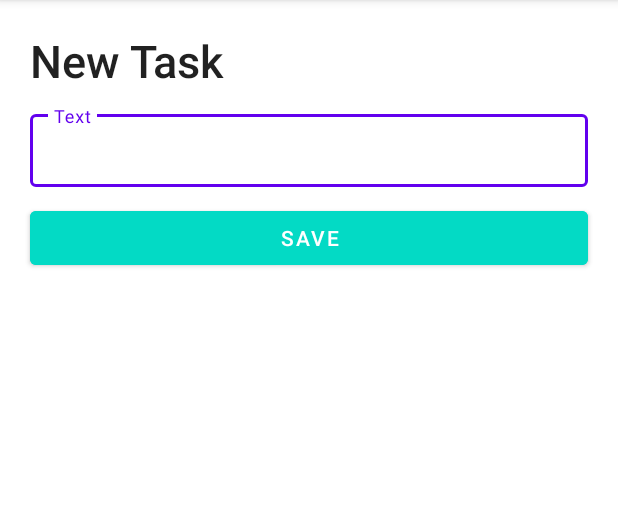
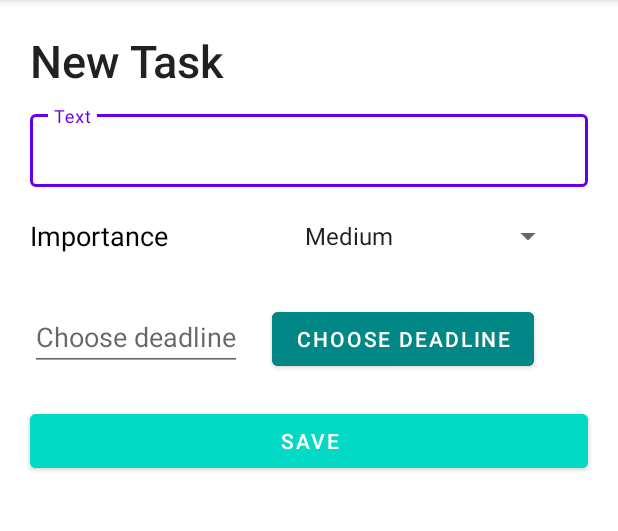
Before and after one commit to Nuriua/ToDoList, an Android app: the fragment NewTaskSheet shown on its own in the app's theme, on a phone screen of 412 x 824 dp, the part 84-615 px from its top. Run offline under Robolectric (Android 15) with nearby library versions, the phone set to English and light mode, and no system bars.

Commit message:
deadline added

```diff
--- a/app/build.gradle
+++ b/app/build.gradle
@@ -17,6 +17,9 @@ android {
         testInstrumentationRunner "androidx.test.runner.AndroidJUnitRunner"
     }
 
+    buildFeatures{
+        viewBinding true
+    }
     buildTypes {
         release {
             minifyEnabled false
--- a/app/src/main/java/com/selva/todolist/MainActivity.kt
+++ b/app/src/main/java/com/selva/todolist/MainActivity.kt
@@ -2,10 +2,14 @@ package com.selva.todolist//·	реализовать дата класс Дел
 
 import androidx.appcompat.app.AppCompatActivity
 import android.os.Bundle
+import com.selva.todolist.databinding.ActivityMainBinding
 
 class MainActivity : AppCompatActivity() {
+    private lateinit var binding: ActivityMainBinding
+
     override fun onCreate(savedInstanceState: Bundle?) {
         super.onCreate(savedInstanceState)
-        setContentView(R.layout.activity_main)
+        binding = ActivityMainBinding.inflate(layoutInflater)
+        setContentView(binding.root)
     }
 }
--- /dev/null
+++ b/app/src/main/java/com/selva/todolist/models/TodoViewModel.kt
@@ -0,0 +1,4 @@
+package com.selva.todolist.models
+
+class TodoViewModel {
+}
--- a/app/src/main/res/layout/fragment_new_task_sheet.xml
+++ b/app/src/main/res/layout/fragment_new_task_sheet.xml
@@ -30,12 +30,65 @@
 
     </com.google.android.material.textfield.TextInputLayout>
 
+    <LinearLayout
+        android:layout_width="match_parent"
+        android:layout_height="wrap_content"
+        android:layout_marginStart="20dp"
+        android:layout_marginTop="10dp"
+        android:layout_marginEnd="20dp">
+        <TextView
+            android:layout_width="wrap_content"
+            android:layout_height="match_parent"
+            android:text="Importance"
+            android:textColor="@color/black"
+            android:textSize="18sp"/>
+
+        <Spinner
+            android:id="@+id/prioritySpinner"
+            android:layout_width="match_parent"
+            android:layout_height="match_parent"
+            android:layout_marginTop="16dp"
+            android:layout_marginStart="26dp"
+            android:layout_marginEnd="16dp"
+            android:layout_marginBottom="16dp"
+            android:entries="@array/priority_array"
+            android:spinnerMode="dropdown"
+            android:prompt="@string/priority_prompt"
+            android:layout_gravity="right"
+            android:gravity="center"
+            android:layoutDirection="locale"
+            android:textAlignment="center" />
+    </LinearLayout>
+
+    <LinearLayout
+        android:layout_width="match_parent"
+        android:layout_height="wrap_content"
+        android:layout_marginStart="20dp"
+        android:layout_marginEnd="20dp">
+        <EditText
+            android:id="@+id/deadlineEditText"
+            android:layout_width="wrap_content"
+            android:layout_height="wrap_content"
+            android:hint="Choose deadline"
+            android:onClick="showDatePickerDialog" />
+
+        <Button
+            android:layout_width="wrap_content"
+            android:layout_height="wrap_content"
+            android:layout_marginStart="20dp"
+            android:layout_marginEnd="20dp"
+            android:text="Choose deadline"
+            android:onClick="showDatePickerDialog"
+            android:backgroundTint="@color/teal_700"/>
+    </LinearLayout>
+
     <com.google.android.material.button.MaterialButton
         android:layout_width="match_parent"
         android:layout_height="wrap_content"
         android:layout_gravity="center"
         android:layout_marginHorizontal="20dp"
         android:backgroundTint="@color/teal_200"
+        android:layout_marginTop="20dp"
         android:text="Save"/>
 
 </LinearLayout>
--- /dev/null
+++ b/app/src/main/res/values/arrays.xml
@@ -0,0 +1,8 @@
+<?xml version="1.0" encoding="utf-8"?>
+<resources>
+    <string-array name="priority_array">
+        <item>Medium</item>
+        <item>Low</item>
+        <item>High</item>
+    </string-array>
+</resources>
--- a/app/src/main/res/values/strings.xml
+++ b/app/src/main/res/values/strings.xml
@@ -1,5 +1,5 @@
 <resources>
     <string name="app_name">ToDoList</string>
-    <!-- TODO: Remove or change this placeholder text -->
     <string name="hello_blank_fragment">Hello blank fragment</string>
+    <string name="priority_prompt">Choose priority</string>
 </resources>
```
